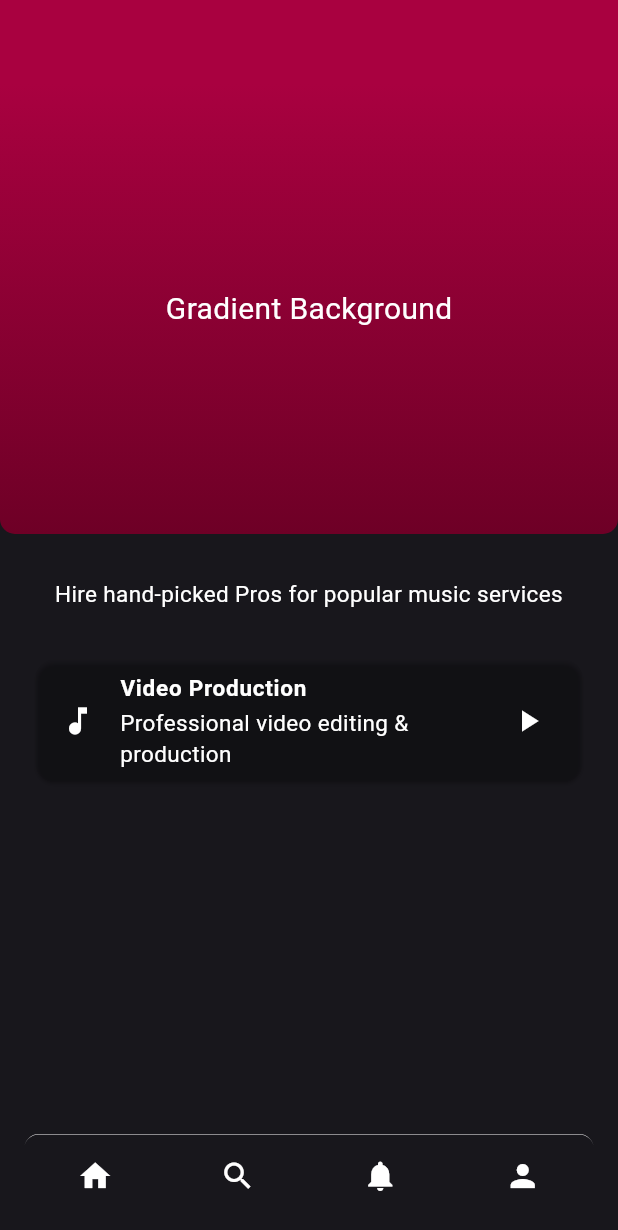
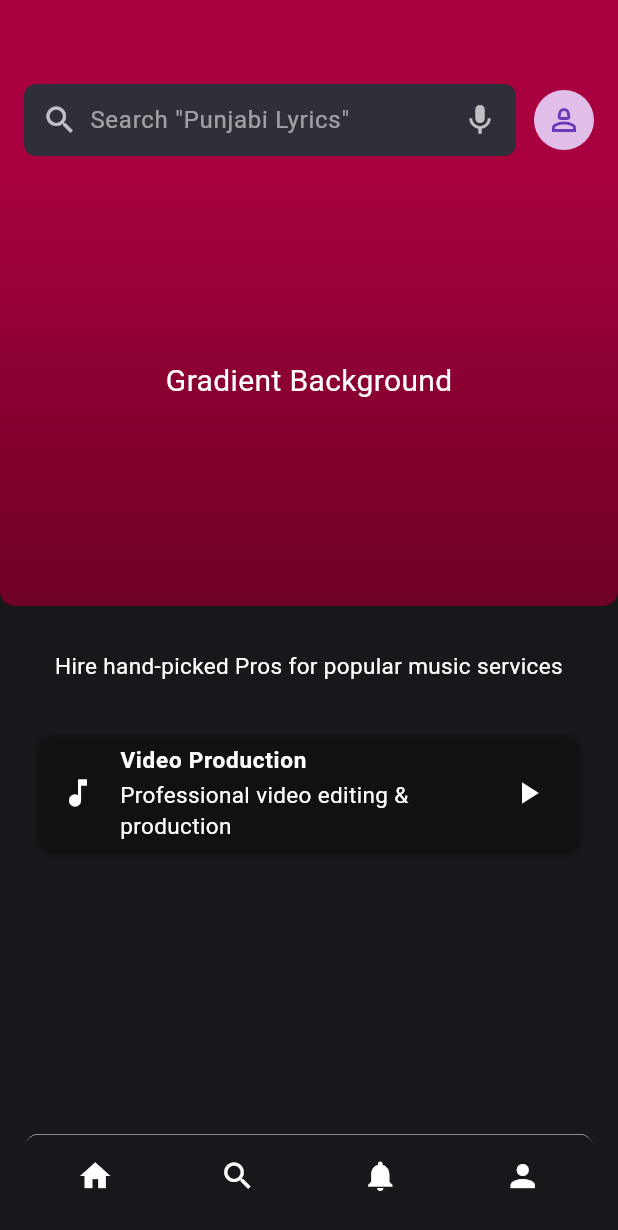
Before and after one commit to mluthfij/s_rock_music, a Flutter app: the screen it shows after launch, on a phone screen of 412 x 824 dp. Shown: the top 1230 px of the screen. Run offline on Flutter 3.47's test engine with Material 3 defaults, Android fonts, the phone set to English and light mode, and no system bars; Roboto replaces fonts that are missing (Syne).

Commit message:
Add search bar and user avatar to home page layout

```diff
--- a/lib/main.dart
+++ b/lib/main.dart
@@ -45,6 +45,52 @@ class _MyHomePageState extends State<MyHomePage> {
               width: double.infinity, // Adjust width size
               child: Column(
                 children: [
+                  Padding(
+                    padding: const EdgeInsets.symmetric(horizontal: 0),
+                    child: Container(
+                      padding: const EdgeInsets.symmetric(horizontal: 16),
+                      decoration: const BoxDecoration(
+                        color: Color(0xFFA90140)
+                      ),
+                      child: Row(
+                        children: [
+                          Expanded(
+                            child: Container(
+                              height: 48,
+                              decoration: BoxDecoration(
+                                color: const Color(0xFF2F2F39),
+                                borderRadius: BorderRadius.circular(8),
+                              ),
+                              padding: const EdgeInsets.symmetric(horizontal: 12),
+                              child: const Row(
+                                children: [
+                                  Icon(Icons.search, color: Colors.white70),
+                                  SizedBox(width: 8),
+                                  Expanded(
+                                    child: TextField(
+                                      style: TextStyle(color: Colors.white),
+                                      decoration: InputDecoration(
+                                        border: InputBorder.none,
+                                        hintText: 'Search "Punjabi Lyrics"',
+                                        hintStyle: TextStyle(color: Colors.white54),
+                                      ),
+                                    ),
+                                  ),
+                                  Icon(Icons.mic, color: Colors.white70),
+                                ],
+                              ),
+                            ),
+                          ),
+                          const SizedBox(width: 12),
+                          CircleAvatar(
+                            radius: 20,
+                            backgroundColor: Colors.purple.shade100,
+                            child: const Icon(Icons.person_2_outlined, color: Colors.deepPurple),
+                          ),
+                        ],
+                      ),
+                    ),
+                  ),
                   Container(
                     height: 300,
                     width: double.infinity,
@@ -53,8 +99,8 @@ class _MyHomePageState extends State<MyHomePage> {
                         begin: Alignment.topCenter,
                         end: Alignment.bottomCenter,
                         colors: [
-                          Color(0xFFA90140), // Bright top color
-                          Color(0xFF6E0026), // Darker bottom color
+                          Color(0xFFA90140),
+                          Color(0xFF6E0026),
                         ],
                       ),
                       borderRadius: BorderRadius.only(
```
